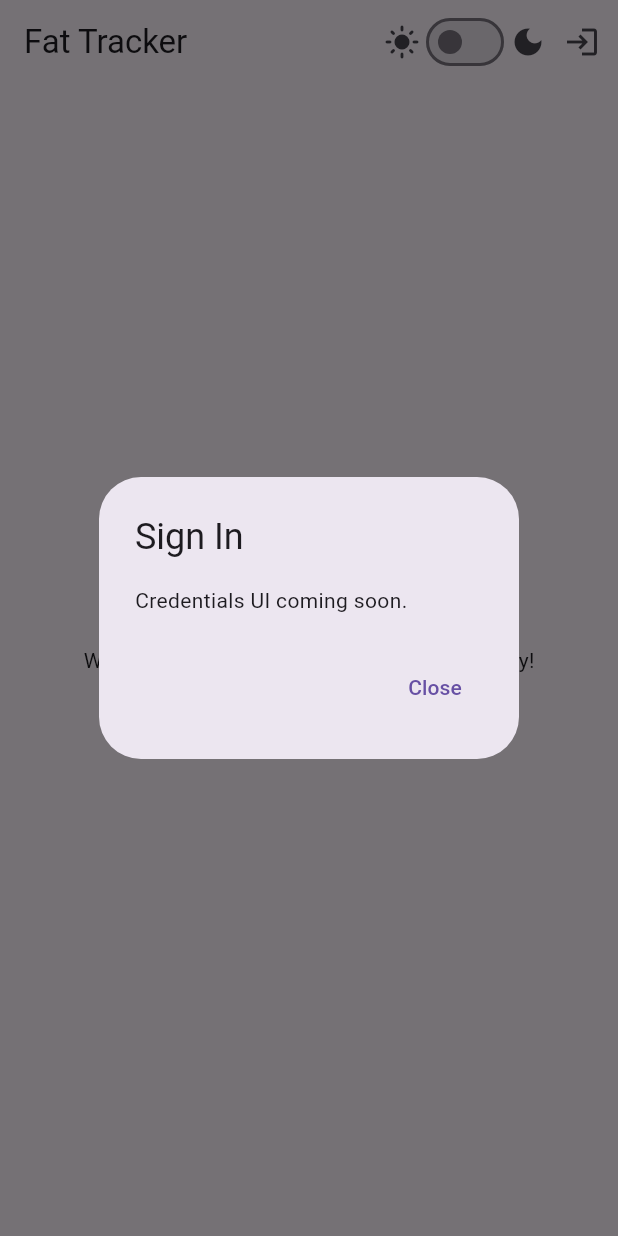
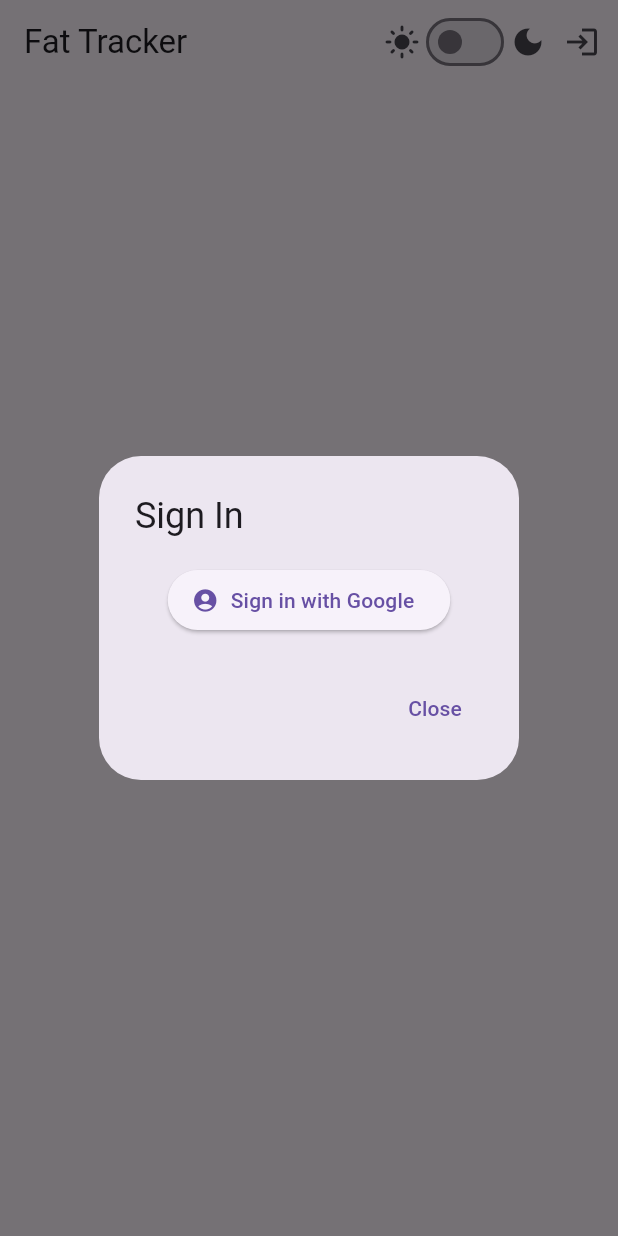
Before and after one commit to ACEhandle/fat-tracker, a Flutter app: the screen it shows after launch, after a tap on the "login" icon, on a phone screen of 412 x 824 dp. Run offline on Flutter 3.47's test engine with Material 3 defaults, Android fonts, the phone set to English and light mode, and no system bars; our stand-ins replace firebase_auth, firebase_core; accounts and stored records are empty.

Commit message:
feat: Integrate Firebase authentication and enhance user sign-in experience

```diff
--- a/lib/main.dart
+++ b/lib/main.dart
@@ -1,6 +1,10 @@
 import 'package:flutter/material.dart';
+import 'package:firebase_core/firebase_core.dart';
+import 'package:firebase_auth/firebase_auth.dart';
 
-void main() {
+void main() async {
+  WidgetsFlutterBinding.ensureInitialized();
+  await Firebase.initializeApp();
   runApp(const FatTrackerApp());
 }
 
@@ -13,11 +17,26 @@ class FatTrackerApp extends StatefulWidget {
 
 class _FatTrackerAppState extends State<FatTrackerApp> {
   ThemeMode _themeMode = ThemeMode.system;
+  User? _user = FirebaseAuth.instance.currentUser;
+
+  @override
+  void initState() {
+    super.initState();
+    FirebaseAuth.instance.authStateChanges().listen((user) {
+      setState(() {
+        _user = user;
+      });
+    });
+  }
 
   void _toggleTheme(bool isDark) {
     setState(() {
       _themeMode = isDark ? ThemeMode.dark : ThemeMode.light;
     });
+  }
+
+  void _signOut() async {
+    await FirebaseAuth.instance.signOut();
   }
 
   @override
@@ -38,6 +57,8 @@ class _FatTrackerAppState extends State<FatTrackerApp> {
       home: HomePage(
         themeMode: _themeMode,
         onThemeChanged: _toggleTheme,
+        user: _user,
+        onSignOut: _signOut,
       ),
       debugShowCheckedModeBanner: false,
     );
@@ -47,8 +68,10 @@ class _FatTrackerAppState extends State<FatTrackerApp> {
 class HomePage extends StatelessWidget {
   final ThemeMode themeMode;
   final ValueChanged<bool> onThemeChanged;
+  final User? user;
+  final VoidCallback onSignOut;
 
-  const HomePage({super.key, required this.themeMode, required this.onThemeChanged});
+  const HomePage({super.key, required this.themeMode, required this.onThemeChanged, required this.user, required this.onSignOut});
 
   @override
   Widget build(BuildContext context) {
@@ -64,7 +87,8 @@ class HomePage extends StatelessWidget {
                 onChanged: onThemeChanged,
               ),
               const Icon(Icons.dark_mode),
-              IconButton(
+              user == null
+                  ? IconButton(
                       icon: const Icon(Icons.login),
                       tooltip: 'Sign In',
                       onPressed: () {
@@ -73,13 +97,26 @@ class HomePage extends StatelessWidget {
                           builder: (context) => const AuthDialog(),
                         );
                       },
+                    )
+                  : Row(
+                      children: [
+                        Padding(
+                          padding: const EdgeInsets.symmetric(horizontal: 8.0),
+                          child: Text(user?.displayName ?? user?.email ?? 'User'),
+                        ),
+                        IconButton(
+                          icon: const Icon(Icons.logout),
+                          tooltip: 'Sign Out',
+                          onPressed: onSignOut,
+                        ),
+                      ],
                     ),
             ],
           ),
         ],
       ),
       body: const Center(
-        child: Text('Welcome to Fat Tracker! Lets get not fat, Fatty!'),
+        child: Text('Welcome to Fat Tracker!'),
       ),
     );
   }
@@ -88,11 +125,32 @@ class HomePage extends StatelessWidget {
 class AuthDialog extends StatelessWidget {
   const AuthDialog({super.key});
 
+  Future<void> _signInWithGoogle(BuildContext context) async {
+    try {
+      final GoogleAuthProvider googleProvider = GoogleAuthProvider();
+      await FirebaseAuth.instance.signInWithPopup(googleProvider);
+      Navigator.of(context).pop();
+    } catch (e) {
+      ScaffoldMessenger.of(context).showSnackBar(
+        SnackBar(content: Text('Sign in failed: ${e.toString()}')),
+      );
+    }
+  }
+
   @override
   Widget build(BuildContext context) {
     return AlertDialog(
       title: const Text('Sign In'),
-      content: const Text('Credentials UI coming soon.'),
+      content: Column(
+        mainAxisSize: MainAxisSize.min,
+        children: [
+          ElevatedButton.icon(
+            icon: const Icon(Icons.account_circle),
+            label: const Text('Sign in with Google'),
+            onPressed: () => _signInWithGoogle(context),
+          ),
+        ],
+      ),
       actions: [
         TextButton(
           onPressed: () => Navigator.of(context).pop(),
```
Lines whose indentation alone changed are shown as unchanged.
